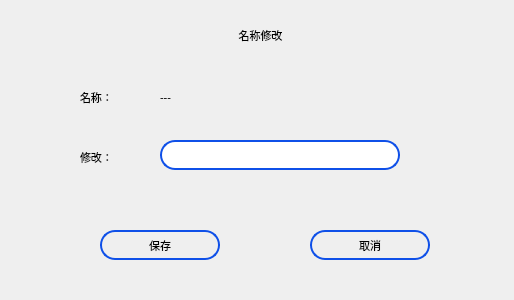
This is setting/setnames/setnamedlg.ui in ChinaClever/BusBar-Qt as Qt 5 draws it before an edit. The edited form follows.
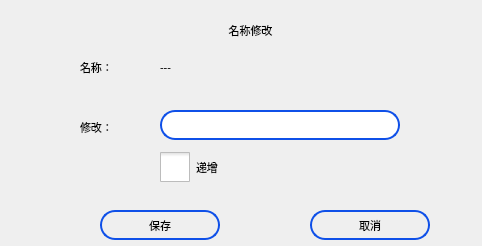
This is the edited form.

```diff
--- a/setting/setnames/setnamedlg.ui
+++ b/setting/setnames/setnamedlg.ui
@@ -6,8 +6,8 @@
    <rect>
     <x>0</x>
     <y>0</y>
-    <width>514</width>
-    <height>300</height>
+    <width>482</width>
+    <height>246</height>
    </rect>
   </property>
   <property name="font">
@@ -27,10 +27,10 @@
   <widget class="QLabel" name="label">
    <property name="geometry">
     <rect>
-     <x>10</x>
-     <y>5</y>
+     <x>0</x>
+     <y>10</y>
      <width>501</width>
-     <height>61</height>
+     <height>41</height>
     </rect>
    </property>
    <property name="font">
@@ -52,7 +52,7 @@
    <property name="geometry">
     <rect>
      <x>310</x>
-     <y>230</y>
+     <y>210</y>
      <width>120</width>
      <height>30</height>
     </rect>
@@ -77,7 +77,7 @@
    <property name="geometry">
     <rect>
      <x>100</x>
-     <y>230</y>
+     <y>210</y>
      <width>120</width>
      <height>30</height>
     </rect>
@@ -102,7 +102,7 @@
    <property name="geometry">
     <rect>
      <x>160</x>
-     <y>140</y>
+     <y>110</y>
      <width>240</width>
      <height>30</height>
     </rect>
@@ -124,7 +124,7 @@
    <property name="geometry">
     <rect>
      <x>80</x>
-     <y>140</y>
+     <y>110</y>
      <width>67</width>
      <height>35</height>
     </rect>
@@ -137,7 +137,7 @@
    <property name="geometry">
     <rect>
      <x>80</x>
-     <y>80</y>
+     <y>50</y>
      <width>67</width>
      <height>35</height>
     </rect>
@@ -150,7 +150,7 @@
    <property name="geometry">
     <rect>
      <x>160</x>
-     <y>80</y>
+     <y>50</y>
      <width>240</width>
      <height>35</height>
     </rect>
@@ -159,6 +159,22 @@
     <string>---</string>
    </property>
   </widget>
+  <widget class="QCheckBox" name="checkBox">
+   <property name="geometry">
+    <rect>
+     <x>160</x>
+     <y>152</y>
+     <width>92</width>
+     <height>31</height>
+    </rect>
+   </property>
+   <property name="styleSheet">
+    <string notr="true">QCheckBox::indicator{width:30px;height:30px;}</string>
+   </property>
+   <property name="text">
+    <string>递增</string>
+   </property>
+  </widget>
  </widget>
  <resources/>
  <connections>
```
